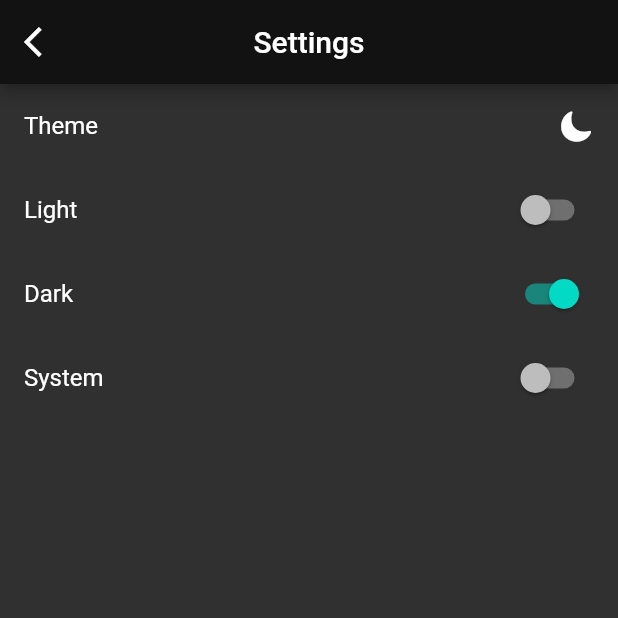
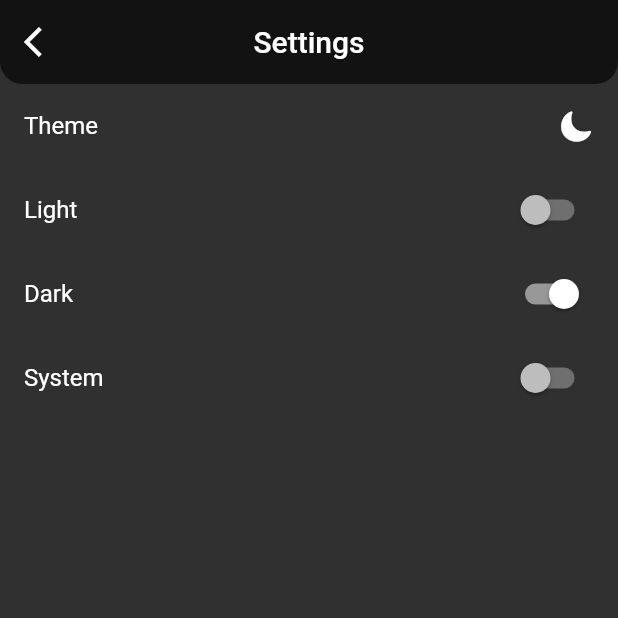
Before and after one commit to Aman-Singh-Walia/planner, a Flutter app: the SettingsPage screen opened directly, after a tap on "Light", after a tap on "Dark", on a phone screen of 412 x 824 dp, the top half of it. Run offline on Flutter 3.47's test engine with Material 2 defaults, Android fonts, the phone set to English and light mode, and no system bars; our stand-ins replace flutter_local_notifications, hive, hive_flutter, timezone; accounts and stored records are empty.

Commit message:
some dark mode improvements

```diff
--- a/lib/main.dart
+++ b/lib/main.dart
@@ -38,7 +38,20 @@ class MyApp extends StatelessWidget {
                     systemOverlayStyle: SystemUiOverlayStyle(
                         statusBarColor: Colors.transparent),
                     color: Colors.blue)),
-            darkTheme: ThemeData(colorScheme: const ColorScheme.dark()),
+            darkTheme: ThemeData(
+              appBarTheme: const AppBarTheme(
+                shape: RoundedRectangleBorder(
+                    borderRadius:
+                        BorderRadius.vertical(bottom: Radius.circular(15.0))),
+                elevation: 0.0,
+                systemOverlayStyle:
+                    SystemUiOverlayStyle(statusBarColor: Colors.transparent),
+              ),
+              colorScheme: const ColorScheme.dark(
+                primary: Colors.white,
+                secondary: Colors.white,
+              ),
+            ),
             debugShowCheckedModeBanner: false,
             home: const HomePage(),
           );
```
